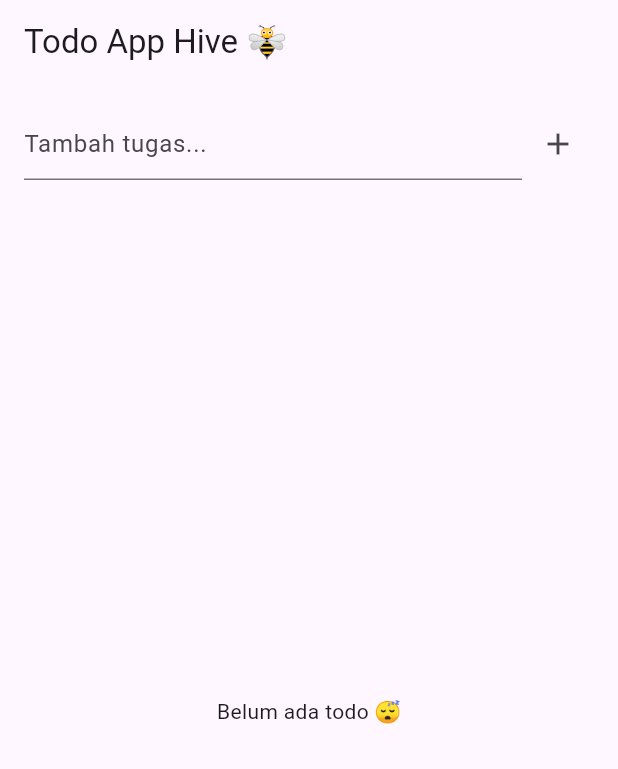
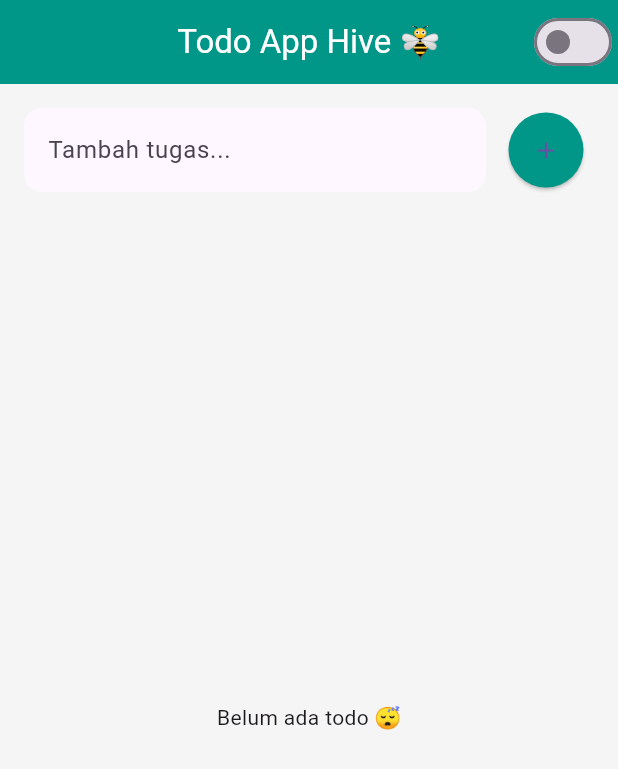
Before and after one commit to ahmadsyaifuddin-dins/todo_app, a Flutter app: the screen it shows after launch, after a tap on the "add" icon, on a phone screen of 412 x 824 dp. Shown: the top 769 px of the screen. Run offline on Flutter 3.47's test engine with Material 3 defaults, Android fonts, the phone set to English and light mode, and no system bars; our stand-ins replace hive, hive_flutter; accounts and stored records are empty.

Commit message:
menambahkan fitur dark and light mode, dan fitur edit todo

```diff
--- a/lib/main.dart
+++ b/lib/main.dart
@@ -1,17 +1,22 @@
 import 'package:flutter/material.dart';
 import 'package:hive_flutter/hive_flutter.dart';
+import 'package:provider/provider.dart';
 import 'models/todo_model.dart';
 import 'screens/home_screen.dart';
+import 'providers/theme_provider.dart';
 
 void main() async {
   WidgetsFlutterBinding.ensureInitialized();
-
-  // Init Hive & buka box
   await Hive.initFlutter();
   Hive.registerAdapter(TodoAdapter());
   await Hive.openBox<Todo>('todos');
 
-  runApp(const MyApp());
+  runApp(
+    ChangeNotifierProvider(
+      create: (_) => ThemeProvider(),
+      child: const MyApp(),
+    ),
+  );
 }
 
 class MyApp extends StatelessWidget {
@@ -19,9 +24,29 @@ class MyApp extends StatelessWidget {
 
   @override
   Widget build(BuildContext context) {
+    final themeProvider = Provider.of<ThemeProvider>(context);
+
     return MaterialApp(
       title: 'Hive Todo App',
-      theme: ThemeData(primarySwatch: Colors.teal),
+      theme: ThemeData(
+        brightness: Brightness.light,
+        primarySwatch: Colors.teal,
+        scaffoldBackgroundColor: Colors.grey[100],
+        appBarTheme: const AppBarTheme(
+          backgroundColor: Colors.teal,
+          foregroundColor: Colors.white,
+        ),
+      ),
+      darkTheme: ThemeData(
+        brightness: Brightness.dark,
+        primarySwatch: Colors.teal,
+        scaffoldBackgroundColor: const Color(0xFF121212),
+        appBarTheme: const AppBarTheme(
+          backgroundColor: Color(0xFF1E1E1E),
+          foregroundColor: Colors.white,
+        ),
+      ),
+      themeMode: themeProvider.themeMode,
       home: const HomeScreen(),
     );
   }
--- /dev/null
+++ b/lib/providers/theme_provider.dart
@@ -0,0 +1,14 @@
+import 'package:flutter/material.dart';
+
+class ThemeProvider extends ChangeNotifier {
+  ThemeMode _themeMode = ThemeMode.system;
+
+  ThemeMode get themeMode => _themeMode;
+
+  bool get isDarkMode => _themeMode == ThemeMode.dark;
+
+  void toggleTheme(bool isOn) {
+    _themeMode = isOn ? ThemeMode.dark : ThemeMode.light;
+    notifyListeners();
+  }
+}
--- a/lib/screens/home_screen.dart
+++ b/lib/screens/home_screen.dart
@@ -1,6 +1,8 @@
 import 'package:flutter/material.dart';
 import 'package:hive_flutter/hive_flutter.dart';
 import '../models/todo_model.dart';
+import '../providers/theme_provider.dart';
+import 'package:provider/provider.dart';
 
 class HomeScreen extends StatefulWidget {
   const HomeScreen({super.key});
@@ -36,10 +38,57 @@ class _HomeScreenState extends State<HomeScreen> {
     todo.save(); // karena extend HiveObject
   }
 
+  void _editTodo(int index, Todo todo) {
+    final editController = TextEditingController(text: todo.title);
+
+    showDialog(
+      context: context,
+      builder: (context) {
+        return AlertDialog(
+          title: const Text('Edit Todo'),
+          content: TextField(
+            controller: editController,
+            decoration: const InputDecoration(hintText: 'Judul baru...'),
+          ),
+          actions: [
+            TextButton(
+              onPressed: () => Navigator.pop(context),
+              child: const Text('Batal'),
+            ),
+            ElevatedButton(
+              onPressed: () {
+                final newTitle = editController.text.trim();
+                if (newTitle.isNotEmpty) {
+                  todo.title = newTitle;
+                  todo.save(); // update di Hive
+                }
+                Navigator.pop(context);
+              },
+              child: const Text('Simpan'),
+            ),
+          ],
+        );
+      },
+    );
+  }
+
   @override
   Widget build(BuildContext context) {
     return Scaffold(
-      appBar: AppBar(title: const Text('Todo App Hive 🐝')),
+      appBar: AppBar(
+        title: const Text('Todo App Hive 🐝'),
+        centerTitle: true,
+        actions: [
+          Consumer<ThemeProvider>(
+            builder: (context, themeProvider, _) {
+              return Switch(
+                value: themeProvider.isDarkMode,
+                onChanged: themeProvider.toggleTheme,
+              );
+            },
+          )
+        ],
+      ),
       body: Padding(
         padding: const EdgeInsets.all(16.0),
         child: Column(
@@ -50,15 +99,27 @@ class _HomeScreenState extends State<HomeScreen> {
                 Expanded(
                   child: TextField(
                     controller: _controller,
-                    decoration: const InputDecoration(
+                    decoration: InputDecoration(
                       hintText: 'Tambah tugas...',
+                      filled: true,
+                      fillColor: Theme.of(context).cardColor,
+                      border: OutlineInputBorder(
+                        borderRadius: BorderRadius.circular(12),
+                        borderSide: BorderSide.none,
                       ),
                     ),
                   ),
-                IconButton(
-                  icon: const Icon(Icons.add),
+                ),
+                const SizedBox(width: 8),
+                ElevatedButton(
                   onPressed: () => _addTodo(_controller.text),
-                )
+                  style: ElevatedButton.styleFrom(
+                    padding: const EdgeInsets.all(16),
+                    shape: const CircleBorder(),
+                    backgroundColor: Colors.teal,
+                  ),
+                  child: const Icon(Icons.add),
+                ),
               ],
             ),
             const SizedBox(height: 20),
@@ -68,9 +129,7 @@ class _HomeScreenState extends State<HomeScreen> {
                 valueListenable: _todoBox.listenable(),
                 builder: (context, Box<Todo> box, _) {
                   if (box.isEmpty) {
-                    return const Center(
-                      child: Text('Belum ada todo 😴'),
-                    );
+                    return const Center(child: Text('Belum ada todo 😴'));
                   }
 
                   return ListView.builder(
@@ -78,21 +137,41 @@ class _HomeScreenState extends State<HomeScreen> {
                     itemBuilder: (context, index) {
                       final todo = box.getAt(index)!;
 
-                      return ListTile(
-                        leading: Checkbox(
+                      return Card(
+                        elevation: 4,
+                        margin: const EdgeInsets.symmetric(vertical: 6),
+                        shape: RoundedRectangleBorder(
+                          borderRadius: BorderRadius.circular(12),
+                        ),
+                        child: ListTile(
+                          leading: Checkbox.adaptive(
                             value: todo.isDone,
                             onChanged: (_) => _toggleCheck(todo),
                           ),
                           title: Text(
                             todo.title,
                             style: TextStyle(
-                            decoration:
-                                todo.isDone ? TextDecoration.lineThrough : null,
+                              fontSize: 16,
+                              decoration: todo.isDone
+                                  ? TextDecoration.lineThrough
+                                  : null,
                             ),
                           ),
-                        trailing: IconButton(
-                          icon: const Icon(Icons.delete, color: Colors.red),
+                          trailing: Row(
+                            mainAxisSize: MainAxisSize.min,
+                            children: [
+                              IconButton(
+                                icon: const Icon(Icons.edit,
+                                    color: Colors.blueAccent),
+                                onPressed: () => _editTodo(index, todo),
+                              ),
+                              IconButton(
+                                icon:
+                                    const Icon(Icons.delete, color: Colors.red),
                                 onPressed: () => _deleteTodo(index),
+                              ),
+                            ],
+                          ),
                         ),
                       );
                     },
--- a/pubspec.yaml
+++ b/pubspec.yaml
@@ -33,6 +33,7 @@ dependencies:
   hive: ^2.2.3
   hive_flutter: ^1.1.0
   path_provider: ^2.0.15
+  provider: ^6.1.2 # ⬅️ tambahin ini
 
 
   # The following adds the Cupertino Icons font to your application.
```
Also changed, not shown: pubspec.lock. Lines whose indentation alone changed are shown as unchanged.
